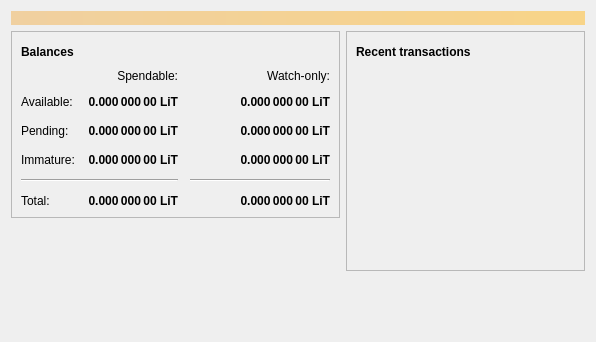
This is src/qt/forms/overviewpage.ui in minblock/litercoin as Qt 5 draws it before an edit. The edited form follows.
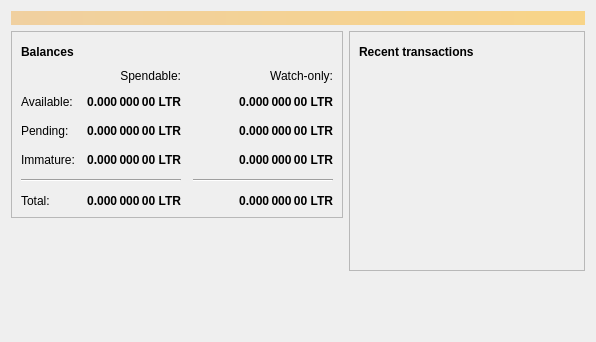
This is the edited form. Icons and pictures are not drawn.

```diff
--- a/src/qt/forms/overviewpage.ui
+++ b/src/qt/forms/overviewpage.ui
@@ -129,7 +129,7 @@
                <string>Unconfirmed transactions to watch-only addresses</string>
               </property>
               <property name="text">
-               <string notr="true">0.000 000 00 LiT</string>
+               <string notr="true">0.000 000 00 LTR</string>
               </property>
               <property name="alignment">
                <set>Qt::AlignRight|Qt::AlignTrailing|Qt::AlignVCenter</set>
@@ -154,7 +154,7 @@
                <string>Total of transactions that have yet to be confirmed, and do not yet count toward the spendable balance</string>
               </property>
               <property name="text">
-               <string notr="true">0.000 000 00 LiT</string>
+               <string notr="true">0.000 000 00 LTR</string>
               </property>
               <property name="alignment">
                <set>Qt::AlignRight|Qt::AlignTrailing|Qt::AlignVCenter</set>
@@ -179,7 +179,7 @@
                <string>Mined balance in watch-only addresses that has not yet matured</string>
               </property>
               <property name="text">
-               <string notr="true">0.000 000 00 LiT</string>
+               <string notr="true">0.000 000 00 LTR</string>
               </property>
               <property name="alignment">
                <set>Qt::AlignRight|Qt::AlignTrailing|Qt::AlignVCenter</set>
@@ -237,7 +237,7 @@
                <string>Mined balance that has not yet matured</string>
               </property>
               <property name="text">
-               <string notr="true">0.000 000 00 LiT</string>
+               <string notr="true">0.000 000 00 LTR</string>
               </property>
               <property name="alignment">
                <set>Qt::AlignRight|Qt::AlignTrailing|Qt::AlignVCenter</set>
@@ -282,7 +282,7 @@
                <string>Your current total balance</string>
               </property>
               <property name="text">
-               <string notr="true">0.000 000 00 LiT</string>
+               <string notr="true">0.000 000 00 LTR</string>
               </property>
               <property name="alignment">
                <set>Qt::AlignRight|Qt::AlignTrailing|Qt::AlignVCenter</set>
@@ -307,7 +307,7 @@
                <string>Current total balance in watch-only addresses</string>
               </property>
               <property name="text">
-               <string notr="true">0.000 000 00 LiT</string>
+               <string notr="true">0.000 000 00 LTR</string>
               </property>
               <property name="alignment">
                <set>Qt::AlignRight|Qt::AlignTrailing|Qt::AlignVCenter</set>
@@ -349,7 +349,7 @@
                <string>Your current spendable balance</string>
               </property>
               <property name="text">
-               <string notr="true">0.000 000 00 LiT</string>
+               <string notr="true">0.000 000 00 LTR</string>
               </property>
               <property name="alignment">
                <set>Qt::AlignRight|Qt::AlignTrailing|Qt::AlignVCenter</set>
@@ -374,7 +374,7 @@
                <string>Your current balance in watch-only addresses</string>
               </property>
               <property name="text">
-               <string notr="true">0.000 000 00 LiT</string>
+               <string notr="true">0.000 000 00 LTR</string>
               </property>
               <property name="alignment">
                <set>Qt::AlignRight|Qt::AlignTrailing|Qt::AlignVCenter</set>
```
